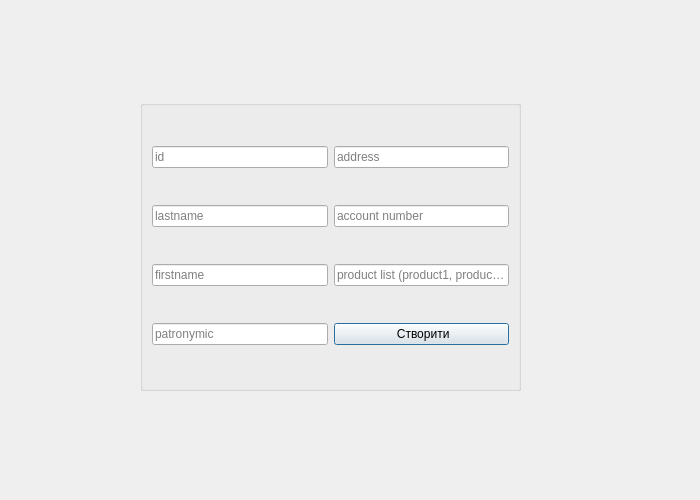
This is MDI/PR10/sellerdialog.ui in mariancompany7-alt/OOP_practice as Qt 5 draws it before an edit. The edited form follows.
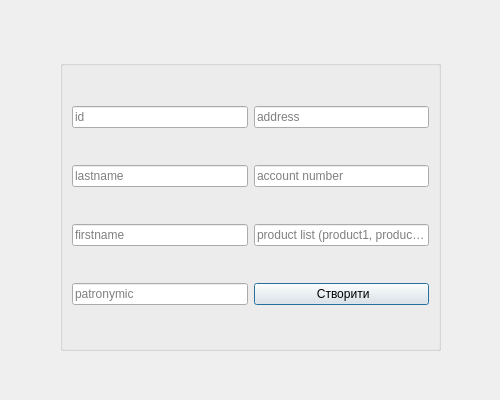
This is the edited form.

Diff of the .ui file:
```diff
--- a/MDI/PR10/sellerdialog.ui
+++ b/MDI/PR10/sellerdialog.ui
@@ -6,8 +6,8 @@
    <rect>
     <x>0</x>
     <y>0</y>
-    <width>700</width>
-    <height>500</height>
+    <width>500</width>
+    <height>400</height>
    </rect>
   </property>
   <property name="windowTitle">
@@ -16,8 +16,8 @@
   <widget class="QGroupBox" name="groupBox">
    <property name="geometry">
     <rect>
-     <x>140</x>
-     <y>100</y>
+     <x>60</x>
+     <y>60</y>
      <width>381</width>
      <height>291</height>
     </rect>
```
